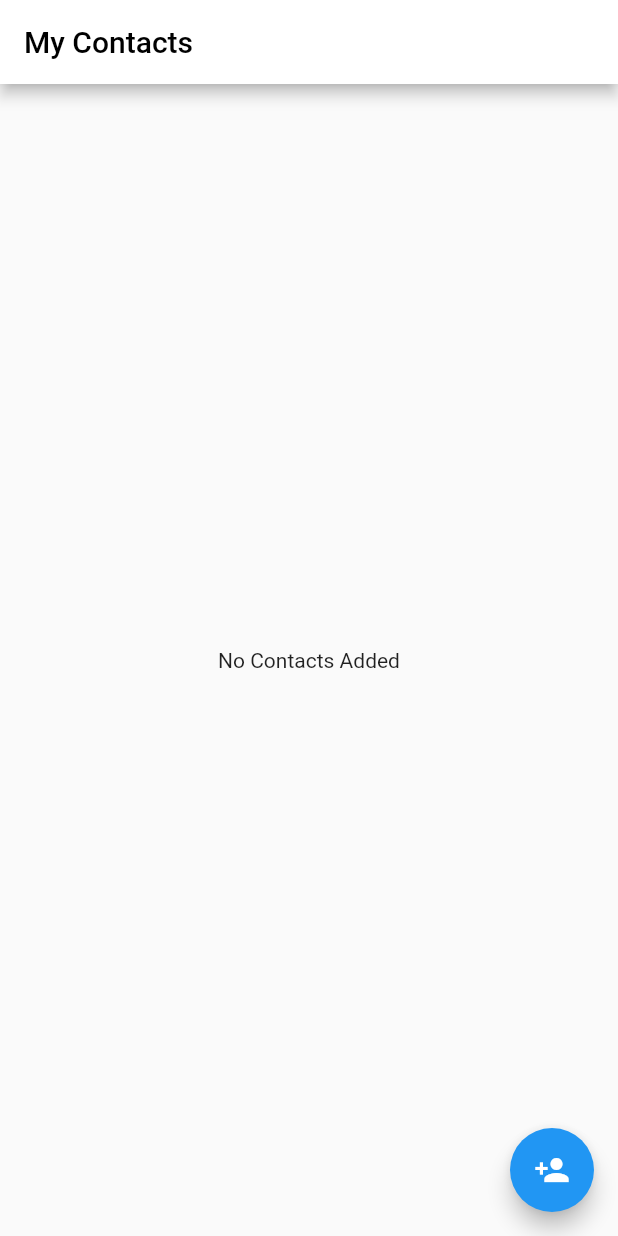
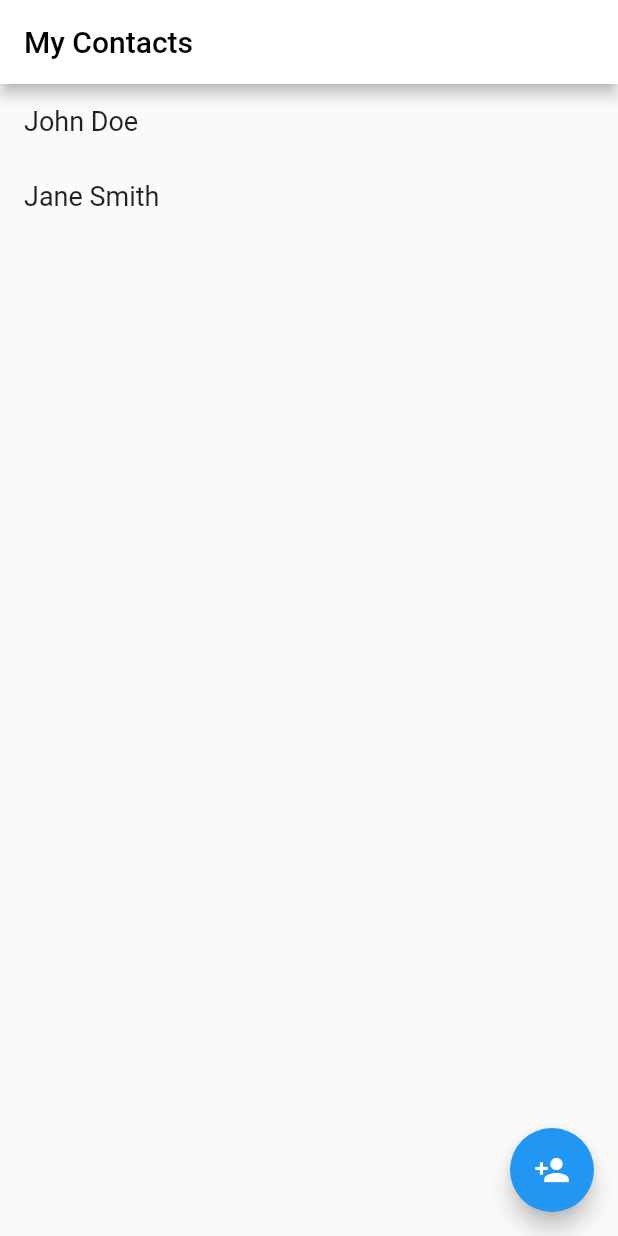
Before and after one commit to OzzyTheGiant/CallMe, a Flutter app: the screen it shows after launch, on a phone screen of 412 x 824 dp. Run offline on Flutter 3.47's test engine with Material 2 defaults, Android fonts, the phone set to English and light mode, and no system bars.

Commit message:
Separated ContactListPage from app widget and rendered contacts list

```diff
--- a/lib/main.dart
+++ b/lib/main.dart
@@ -1,4 +1,7 @@
+import 'package:call_me/blocs/ContactsListBloc.dart';
 import 'package:flutter/material.dart';
+import 'package:call_me/blocs/BlocProvider.dart';
+import 'package:call_me/widgets/ContactListPage.dart';
 
 void main() {
     runApp(CallMeApp());
@@ -6,52 +9,16 @@ void main() {
 
 class CallMeApp extends StatelessWidget {
     @override Widget build(BuildContext context) {
-        return MaterialApp(
+        return BlocProvider(
+            bloc: ContactsListBloc(),
+            child: MaterialApp(
                 title: 'Call Me',
                 theme: ThemeData(
                     primarySwatch: Colors.blue,
                     visualDensity: VisualDensity.adaptivePlatformDensity,
                 ),
                 home: ContactListPage(title: 'My Contacts'),
+            )
         );
     }
 }
-
-class ContactListPage extends StatefulWidget {
-    ContactListPage({Key key, this.title}) : super(key: key);
-
-    // This class is the configuration for the state. It holds the values (in this
-    // case the title) provided by the parent (in this case the App widget) and
-    // used by the build method of the State. Fields in a Widget subclass are
-    // always marked "final".
-
-    final String title;
-
-    @override
-    _ContactListPageState createState() => _ContactListPageState();
-}
-
-class _ContactListPageState extends State<ContactListPage> {
-    @override Widget build(BuildContext context) {
-        return Scaffold(
-            appBar: AppBar(
-                title: Text(
-                    widget.title,
-                    style: TextStyle(color: Colors.black)
-                ),
-                backgroundColor: Colors.white,
-            ),
-            body: Center(
-                child: Column(
-                    mainAxisAlignment: MainAxisAlignment.center,
-                    children: <Widget>[Text('No Contacts Added',)],
-                ),
-            ),
-            floatingActionButton: FloatingActionButton(
-                onPressed: () => {},
-                tooltip: 'Add New Contact',
-                child: Icon(Icons.person_add),
-            ),
-        );
-    }
-}
--- /dev/null
+++ b/lib/widgets/ContactListPage.dart
@@ -0,0 +1,61 @@
+import 'package:call_me/blocs/BlocProvider.dart';
+import 'package:call_me/blocs/ContactsListBloc.dart';
+import 'package:call_me/models/Contact.dart';
+import 'package:flutter/material.dart';
+
+class ContactListPage extends StatelessWidget {
+    final String title;
+
+    ContactListPage({Key key, this.title}) : super(key: key);
+
+    @override Widget build(BuildContext context) {
+        return StreamBuilder<List<Contact>>(
+            stream: BlocProvider.of<ContactsListBloc>(context).contactListStream,
+            builder: (BuildContext context, AsyncSnapshot<List<Contact>> snapshot) {
+                List<Contact> contactList;
+
+                if (snapshot.data == null) {
+                    contactList = [
+                        Contact(name: "John Doe"),
+                        Contact(name: "Jane Smith")
+                    ];
+                } else {
+                    contactList = snapshot.data;
+                }
+
+                return _constructPage(_generateListItems(contactList));
+            }
+        );
+    }
+
+    Widget _constructPage(Widget contactList) {
+        return Scaffold(
+            appBar: AppBar(
+                title: Text(title, style: TextStyle(color: Colors.black)),
+                backgroundColor: Colors.white,
+            ),
+            body: contactList,
+            floatingActionButton: FloatingActionButton(
+                onPressed: () => {},
+                tooltip: 'Add New Contact',
+                child: Icon(Icons.person_add),
+            )
+        );
+    }
+
+    Widget _generateListItems(List<Contact> contacts) {
+        return ListView.builder(
+            itemCount: contacts.length,
+            itemBuilder: (BuildContext context, int index) {
+                return Container(
+                    padding: EdgeInsets.symmetric(vertical: 4, horizontal: 16),
+                    height: 50,
+                    child: Align(
+                        alignment: Alignment.centerLeft,
+                        child: Text(contacts[index].name, style: TextStyle(fontSize: 18))
+                    )
+                );
+            }
+        );
+    }
+}
```
Lines whose indentation alone changed are shown as unchanged.
